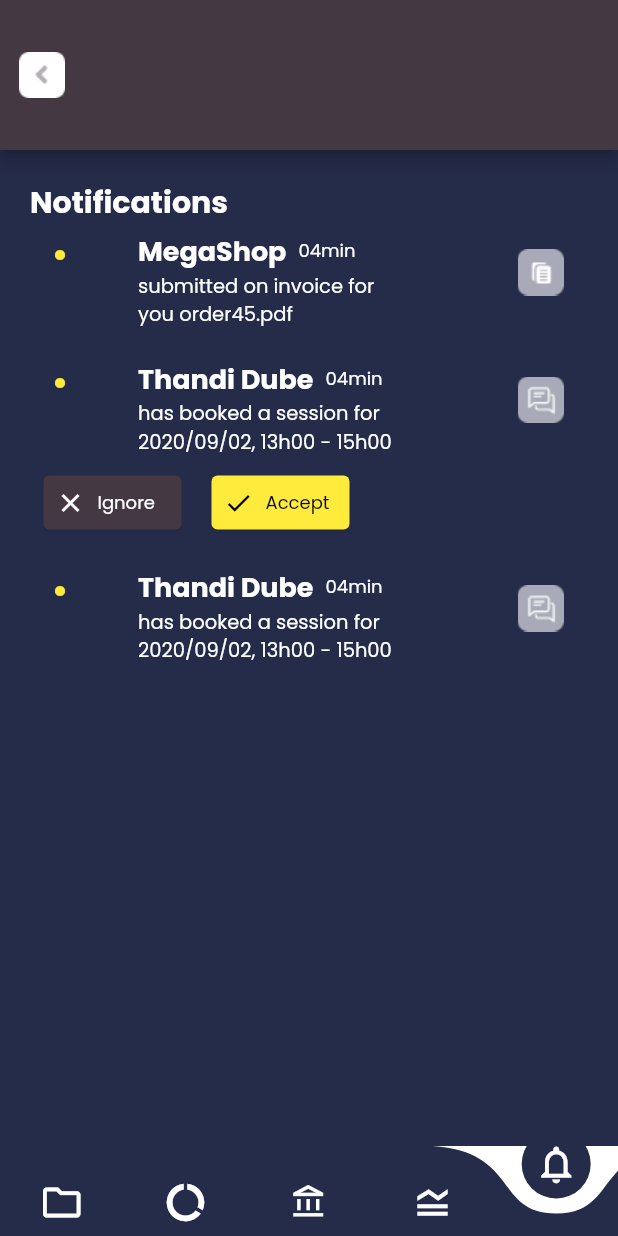
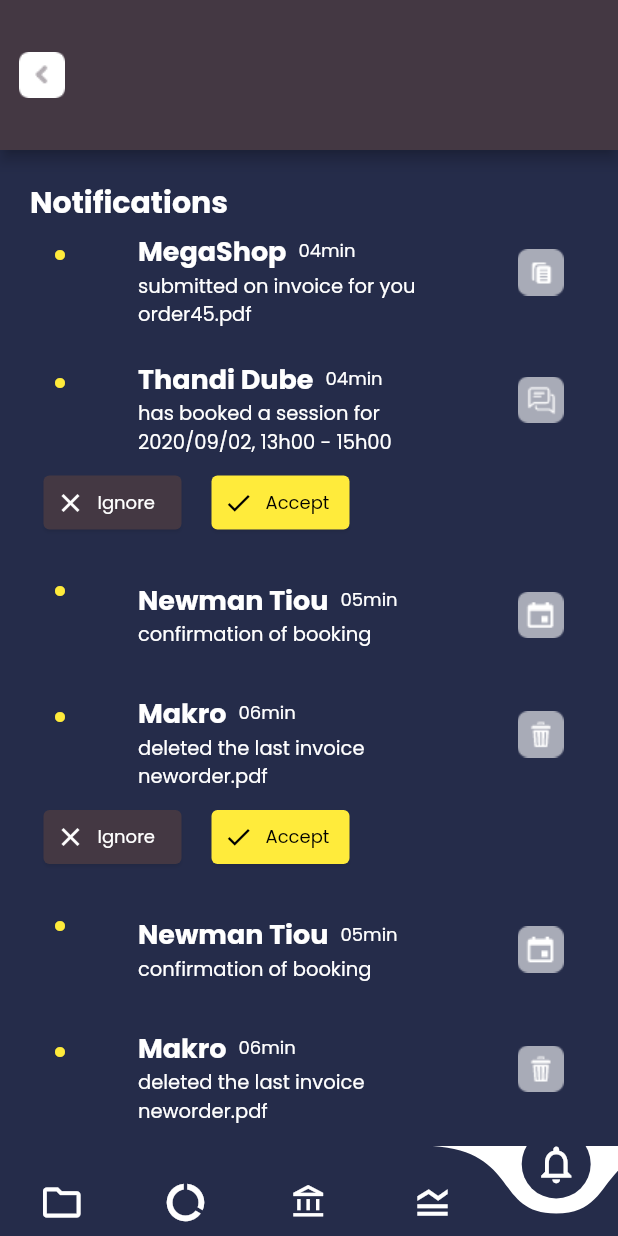
Before and after one commit to shahrukhktk/Service-Provider-Flutter-App, a Flutter app: the screen it shows after launch, item 5 of the bottom bar chosen, on a phone screen of 412 x 824 dp. Run offline on Flutter 3.47's test engine with Material 2 defaults, Android fonts, the phone set to English and light mode, and no system bars; drawn by our look-alikes of curved_navigation_bar; our stand-ins replace percent_indicator.

Commit message:
init commit 1. screen one done 2. screen two done 3. screen three done 4. screen four done 5. screen five done

```diff
--- a/lib/Assets/custom_listtile.dart
+++ b/lib/Assets/custom_listtile.dart
@@ -168,7 +168,7 @@ class notification_alert extends StatelessWidget {
       leading: Icon(Icons.notifications_none, color: Colors.white,),
       title: Text('$title',
         style: TextStyle(
-            fontSize: 16.0, fontWeight: FontWeight.bold, color: Colors.white
+            fontSize: 16.0, fontWeight: FontWeight.w500, color: Colors.white, fontFamily: 'Poppins'
         ),
       ),
     );
@@ -189,7 +189,7 @@ class HelpandFeeback extends StatelessWidget {
       leading: Icon(Icons.help_outline, color: Colors.white,),
       title: Text('$title',
         style: TextStyle(
-            fontSize: 16.0, fontWeight: FontWeight.bold, color: Colors.white
+            fontSize: 16.0, fontWeight: FontWeight.w500, color: Colors.white, fontFamily: 'Poppins'
         ),
       ),
     );
@@ -210,7 +210,7 @@ class returnBtn extends StatelessWidget {
       leading: Image(image: AssetImage('images/ic_return.png'),),
       title: Text('$title',
         style: TextStyle(
-            fontSize: 16.0, fontWeight: FontWeight.bold, color: Colors.white
+            fontSize: 16.0, fontWeight: FontWeight.w500, color: Colors.white, fontFamily: 'Poppins'
         ),
       ),
     );
--- a/lib/Screens/clients_records.dart
+++ b/lib/Screens/clients_records.dart
@@ -46,10 +46,10 @@ class _ClientRecordsState extends State<ClientRecords> {
                   mainAxisAlignment: MainAxisAlignment.spaceBetween,
                   crossAxisAlignment: CrossAxisAlignment.start,
                   children: [
-                    Text("Client Records", style: TextStyle(fontSize: 20, fontWeight: FontWeight.bold, color: Colors.white),),
+                    Text("Client Records", style: TextStyle(fontSize: 20, fontWeight: FontWeight.bold, color: Colors.white, fontFamily: 'Poppins'),),
                     Padding(
                       padding: const EdgeInsets.only(top: 15.0),
-                      child: Text("32 items . 350 Mb", style: TextStyle(fontSize: 13, fontWeight: FontWeight.normal, color: Colors.grey),),
+                      child: Text("32 items . 350 Mb", style: TextStyle(fontSize: 13, fontWeight: FontWeight.normal, color: Colors.grey, fontFamily: 'Poppins'),),
                     ),
                   ],
                 ),
@@ -62,7 +62,7 @@ class _ClientRecordsState extends State<ClientRecords> {
 
           Padding(
             padding: const EdgeInsets.only(top: 15.0),
-            child: Text("Last update 10 October 2020 .", style: TextStyle(fontSize: 11, fontWeight: FontWeight.normal, color: Colors.grey),),
+            child: Text("Last update 10 October 2020 .", style: TextStyle(fontSize: 11, fontWeight: FontWeight.normal, color: Colors.grey, fontFamily: 'Poppins'),),
           ),
 
           Stack(
--- a/lib/Screens/mypersonal_drive.dart
+++ b/lib/Screens/mypersonal_drive.dart
@@ -17,7 +17,7 @@ class _MyPersonalStorageState extends State<MyPersonalStorage> {
         children: [
           Padding(
             padding: const EdgeInsets.only(top: 35.0),
-            child: Text("My Personal Drive", style: TextStyle(fontSize: 20, fontWeight: FontWeight.bold, color: Colors.white),),
+            child: Text("My Personal Drive", style: TextStyle(fontSize: 20, fontWeight: FontWeight.bold, color: Colors.white, fontFamily: 'Poppins'),),
           ),
 
           Padding(
@@ -37,9 +37,9 @@ class _MyPersonalStorageState extends State<MyPersonalStorage> {
                       Text("Free Storage", style: TextStyle(fontSize: 15, fontWeight: FontWeight.bold, color: Colors.white),),
                       Padding(
                         padding: const EdgeInsets.only(top: 8.0, bottom: 8.0),
-                        child: Text("7.5 Gb", style: TextStyle(fontSize: 18, fontWeight: FontWeight.bold, color: Colors.grey),),
+                        child: Text("7.5 Gb", style: TextStyle(fontSize: 18, fontWeight: FontWeight.bold, color: Colors.grey, fontFamily: 'Poppins'),),
                       ),
-                      Text("From Total 10 Gb", style: TextStyle(fontSize: 15, fontWeight: FontWeight.bold, color: Colors.grey),),
+                      Text("From Total 10 Gb", style: TextStyle(fontSize: 14, fontWeight: FontWeight.w400, color: Colors.grey, fontFamily: 'Poppins'),),
                     ],
                   ),
                 ),
@@ -66,7 +66,7 @@ class _MyPersonalStorageState extends State<MyPersonalStorage> {
               decoration: BoxDecoration(
                 borderRadius: BorderRadius.circular(25),
               ),
-              child: Center(child: Text('Upgrade Storage', style: TextStyle(fontSize: 15, fontWeight: FontWeight.bold, color: Colors.white),),),
+              child: Center(child: Text('Upgrade Storage', style: TextStyle(fontSize: 15, fontWeight: FontWeight.bold, color: Colors.white, fontFamily: 'Poppins'),),),
             ),
           )),
 
--- a/lib/Screens/notification_screen.dart
+++ b/lib/Screens/notification_screen.dart
@@ -38,7 +38,7 @@ class _NotificationScreenState extends State<NotificationScreen> {
                 ),
               ],
             ),
-            subtitle: Text("submitted on invoice for \nyou order45.pdf", style: TextStyle(fontSize: 13, fontWeight: FontWeight.normal, color: Colors.white, fontFamily: 'Poppins'),),
+            subtitle: Text("submitted on invoice for you order45.pdf", style: TextStyle(fontSize: 13, fontWeight: FontWeight.normal, color: Colors.white, fontFamily: 'Poppins'),),
             trailing: Image(image: AssetImage('images/ic_file.png'),),
           ),
 
@@ -130,15 +130,135 @@ class _NotificationScreenState extends State<NotificationScreen> {
                 mainAxisAlignment: MainAxisAlignment.start,
                 crossAxisAlignment: CrossAxisAlignment.center,
                 children: [
-                  Text("Thandi Dube", style: TextStyle(fontSize: 18, fontWeight: FontWeight.bold, color: Colors.white, fontFamily: 'Poppins'),),
+                  Text("Newman Tiou", style: TextStyle(fontSize: 18, fontWeight: FontWeight.bold, color: Colors.white, fontFamily: 'Poppins'),),
                   Padding(
                     padding: const EdgeInsets.only(left: 8.0),
-                    child: Text("04min", style: TextStyle(fontSize: 12, fontWeight: FontWeight.normal, color: Colors.white, fontFamily: 'Poppins'),),
+                    child: Text("05min", style: TextStyle(fontSize: 12, fontWeight: FontWeight.normal, color: Colors.white, fontFamily: 'Poppins'),),
                   ),
                 ],
               ),
-              subtitle: Text("has booked a session for 2020/09/02, 13h00 - 15h00", style: TextStyle(fontSize: 13, fontWeight: FontWeight.normal, color: Colors.white, fontFamily: 'Poppins'),),
-              trailing: Image(image: AssetImage('images/ic_chat.png'),),
+              subtitle: Text("confirmation of booking", style: TextStyle(fontSize: 13, fontWeight: FontWeight.normal, color: Colors.white, fontFamily: 'Poppins'),),
+              trailing: Image(image: AssetImage('images/ic_calendar.png'),),
+            ),
+          ),
+
+          Padding(
+            padding: const EdgeInsets.only(top: 12.0),
+            child: ListTile(
+              leading: Icon(Icons.circle, color: Colors.yellow, size: 8,),
+              title: Row(
+                mainAxisAlignment: MainAxisAlignment.start,
+                crossAxisAlignment: CrossAxisAlignment.center,
+                children: [
+                  Text("Makro", style: TextStyle(fontSize: 18, fontWeight: FontWeight.bold, color: Colors.white, fontFamily: 'Poppins'),),
+                  Padding(
+                    padding: const EdgeInsets.only(left: 8.0),
+                    child: Text("06min", style: TextStyle(fontSize: 12, fontWeight: FontWeight.normal, color: Colors.white, fontFamily: 'Poppins'),),
+                  ),
+                ],
+              ),
+              subtitle: Text("deleted the last invoice neworder.pdf", style: TextStyle(fontSize: 13, fontWeight: FontWeight.normal, color: Colors.white, fontFamily: 'Poppins'),),
+              trailing: Image(image: AssetImage('images/ic_delete.png'),),
+            ),
+          ),
+
+          Padding(
+            padding: const EdgeInsets.all(5.0),
+            child: Row(
+              mainAxisAlignment: MainAxisAlignment.start,
+              children: [
+                Container(
+                  height: 44,
+                  width: 100,
+                  decoration: BoxDecoration(
+                    borderRadius: BorderRadius.circular(25),
+                  ),
+                  child: Card(
+                      elevation: 1,
+                      shadowColor: Colors.black38,
+                      color: AppColors.darkbrown,
+                      child: Center(child: Padding(
+                        padding: const EdgeInsets.all(8.0),
+                        child: Row(
+                          children: [
+                            Icon(Icons.clear, color: Colors.white, size: 20,),
+                            Padding(
+                              padding: const EdgeInsets.only(left: 8.0),
+                              child: Text('Ignore', style: TextStyle(fontSize: 12, fontWeight: FontWeight.w400, color: Colors.white, fontFamily: 'Poppins'),),
+                            ),
+                          ],
+                        ),
+                      ),)),
+                ),
+
+                Padding(
+                  padding: const EdgeInsets.only(left:12.0),
+                  child: Container(
+                    height: 44,
+                    width: 100,
+                    decoration: BoxDecoration(
+                      borderRadius: BorderRadius.circular(25),
+                    ),
+                    child: Card(
+                        elevation: 1,
+                        shadowColor: Colors.black38,
+                        color: Colors.yellow,
+                        child: Center(child: Padding(
+                          padding: const EdgeInsets.all(8.0),
+                          child: Row(
+                            children: [
+                              Icon(Icons.check, color: Colors.black, size: 20,),
+                              Padding(
+                                padding: const EdgeInsets.only(left: 8.0),
+                                child: Text('Accept', style: TextStyle(fontSize: 12, fontWeight: FontWeight.w400, color: Colors.black, fontFamily: 'Poppins'),),
+                              ),
+                            ],
+                          ),
+                        ),)),
+                  ),
+                ),
+
+              ],
+            ),
+          ),
+
+          Padding(
+            padding: const EdgeInsets.only(top: 12.0),
+            child: ListTile(
+              leading: Icon(Icons.circle, color: Colors.yellow, size: 8,),
+              title: Row(
+                mainAxisAlignment: MainAxisAlignment.start,
+                crossAxisAlignment: CrossAxisAlignment.center,
+                children: [
+                  Text("Newman Tiou", style: TextStyle(fontSize: 18, fontWeight: FontWeight.bold, color: Colors.white, fontFamily: 'Poppins'),),
+                  Padding(
+                    padding: const EdgeInsets.only(left: 8.0),
+                    child: Text("05min", style: TextStyle(fontSize: 12, fontWeight: FontWeight.normal, color: Colors.white, fontFamily: 'Poppins'),),
+                  ),
+                ],
+              ),
+              subtitle: Text("confirmation of booking", style: TextStyle(fontSize: 13, fontWeight: FontWeight.normal, color: Colors.white, fontFamily: 'Poppins'),),
+              trailing: Image(image: AssetImage('images/ic_calendar.png'),),
+            ),
+          ),
+
+          Padding(
+            padding: const EdgeInsets.only(top: 12.0),
+            child: ListTile(
+              leading: Icon(Icons.circle, color: Colors.yellow, size: 8,),
+              title: Row(
+                mainAxisAlignment: MainAxisAlignment.start,
+                crossAxisAlignment: CrossAxisAlignment.center,
+                children: [
+                  Text("Makro", style: TextStyle(fontSize: 18, fontWeight: FontWeight.bold, color: Colors.white, fontFamily: 'Poppins'),),
+                  Padding(
+                    padding: const EdgeInsets.only(left: 8.0),
+                    child: Text("06min", style: TextStyle(fontSize: 12, fontWeight: FontWeight.normal, color: Colors.white, fontFamily: 'Poppins'),),
+                  ),
+                ],
+              ),
+              subtitle: Text("deleted the last invoice neworder.pdf", style: TextStyle(fontSize: 13, fontWeight: FontWeight.normal, color: Colors.white, fontFamily: 'Poppins'),),
+              trailing: Image(image: AssetImage('images/ic_delete.png'),),
             ),
           ),
 
```
